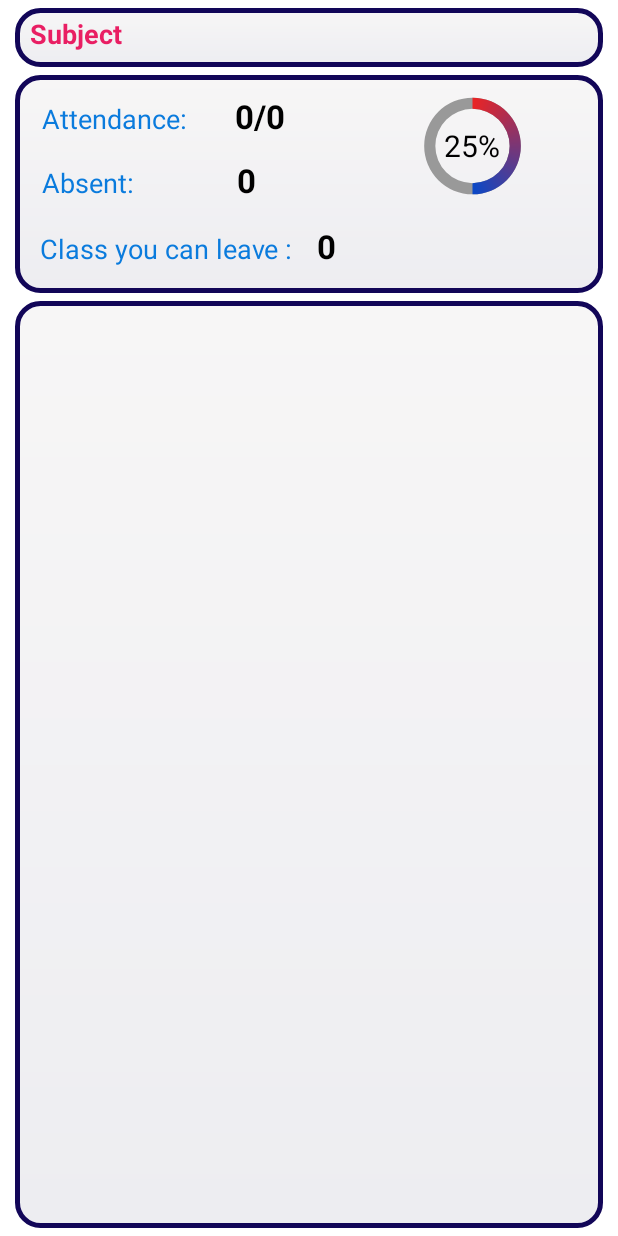
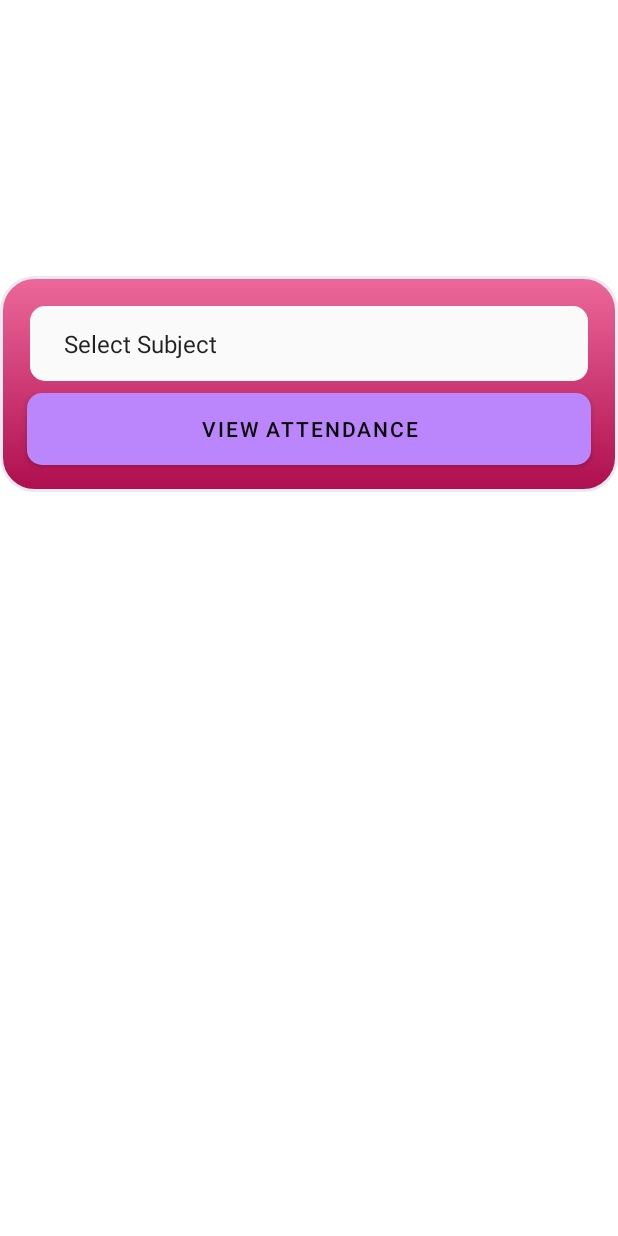
Before and after one commit to nawaz-anwar/IIMTU-Student, an Android app: the MainActivity screen opened directly, with no data from a screen before it, after a tap on "Attendance", on a phone screen of 412 x 824 dp. Run offline under Robolectric (Android 15) with nearby library versions, the phone set to English and light mode, and no system bars; our stand-ins replace CircleImageView, Firebase (no records; nobody signed in at launch, a user with empty details on screens opened directly), Picasso, navigation-ui; pictures from the network do not load; 1 statement that could not run was skipped.

Commit message:
Attendance Partial Done

```diff
--- a/app/src/main/AndroidManifest.xml
+++ b/app/src/main/AndroidManifest.xml
@@ -13,6 +13,9 @@
         android:roundIcon="@mipmap/ic_launcher_round"
         android:supportsRtl="true"
         android:theme="@style/Theme.IIMTUStudent">
+        <activity
+            android:name=".SelectSubjectAttendance"
+            android:exported="false" />
         <activity
             android:name=".ImageViewActivity"
             android:exported="false" />
--- a/app/src/main/java/com/coetusstudio/iimtustudent/MainActivity.java
+++ b/app/src/main/java/com/coetusstudio/iimtustudent/MainActivity.java
@@ -148,7 +148,7 @@ public class MainActivity extends AppCompatActivity implements View.OnClickListe
     public void onClick(View view) {
         switch (view.getId()) {
             case R.id.attendance:
-                Intent intent = new Intent(MainActivity.this, AttendanceActivity.class);
+                Intent intent = new Intent(MainActivity.this, SelectSubjectAttendance.class);
                 startActivity(intent);
                 break;
             case R.id.receivedNotification:
--- /dev/null
+++ b/app/src/main/java/com/coetusstudio/iimtustudent/SelectSubjectAttendance.java
@@ -0,0 +1,90 @@
+package com.coetusstudio.iimtustudent;
+
+import androidx.annotation.NonNull;
+import androidx.appcompat.app.AppCompatActivity;
+
+import android.content.Intent;
+import android.os.Bundle;
+import android.view.View;
+import android.widget.AdapterView;
+import android.widget.ArrayAdapter;
+
+import com.coetusstudio.iimtustudent.Model.AddFaculty;
+import com.coetusstudio.iimtustudent.databinding.ActivitySelectSubjectAttendanceBinding;
+import com.google.firebase.auth.FirebaseAuth;
+import com.google.firebase.database.DataSnapshot;
+import com.google.firebase.database.DatabaseError;
+import com.google.firebase.database.DatabaseReference;
+import com.google.firebase.database.FirebaseDatabase;
+import com.google.firebase.database.ValueEventListener;
+
+import java.util.ArrayList;
+import java.util.HashMap;
+import java.util.List;
+
+public class SelectSubjectAttendance extends AppCompatActivity {
+
+    ActivitySelectSubjectAttendanceBinding binding;
+    String item_subject, studentSection;
+    DatabaseReference dbSubjectRef, dbSectionRef;
+    @Override
+    protected void onCreate(Bundle savedInstanceState) {
+        super.onCreate(savedInstanceState);
+        binding = ActivitySelectSubjectAttendanceBinding.inflate(getLayoutInflater());
+        setContentView(binding.getRoot());
+
+        dbSubjectRef = FirebaseDatabase.getInstance().getReference().child("AttendenRecordSheet");
+        dbSectionRef = FirebaseDatabase.getInstance().getReference().child("IIMTU").child("Student");
+
+        dbSectionRef.child(FirebaseAuth.getInstance().getUid()).addValueEventListener(new ValueEventListener() {
+            @Override
+            public void onDataChange(@NonNull DataSnapshot snapshot) {
+                studentSection=snapshot.child("studentSection").getValue().toString();
+
+
+                //Spinner for Subject
+                final List<String> listSubject=new ArrayList<String>();
+                listSubject.add("Select Subject");
+
+                ArrayAdapter<String> subjectArrayAdapter=new ArrayAdapter<String>(SelectSubjectAttendance.this,android.R.layout.simple_spinner_item,listSubject);
+                subjectArrayAdapter.setDropDownViewResource(android.R.layout.simple_spinner_dropdown_item);
+                binding.selectSubTv.setAdapter(subjectArrayAdapter);
+
+                binding.selectSubTv.setOnItemSelectedListener(new AdapterView.OnItemSelectedListener() {
+                    @Override
+                    public void onItemSelected(AdapterView<?> parent, View view, int position, long id) {
+                        item_subject=parent.getItemAtPosition(position).toString();
+                    }
+
+                    @Override
+                    public void onNothingSelected(AdapterView<?> parent) {
+
+                    }
+                });
+
+                dbSubjectRef.child(studentSection).addListenerForSingleValueEvent(new ValueEventListener() {
+                    @Override
+                    public void onDataChange(@NonNull DataSnapshot dataSnapshot) {
+                        for(DataSnapshot dsp :dataSnapshot.getChildren()){
+
+                            listSubject.add(dsp.getValue().toString());
+
+                        }
+                    }
+
+                    @Override
+                    public void onCancelled(@NonNull DatabaseError databaseError) {
+
+                    }
+                });
+
+            }
+
+            @Override
+            public void onCancelled(@NonNull DatabaseError error) {
+
+            }
+        });
+
+    }
+}
--- /dev/null
+++ b/app/src/main/res/drawable/cornersbg.xml
@@ -0,0 +1,19 @@
+<?xml version="1.0" encoding="utf-8"?>
+<shape xmlns:android="http://schemas.android.com/apk/res/android"
+    android:shape="rectangle">
+
+    <gradient
+        android:startColor="@color/backgroundcornersStart"
+        android:endColor="@color/backgroundcornersEnd"
+        android:angle="270"
+        android:gradientRadius="30dp"
+        />
+    <corners android:radius="22dp"/>
+    <padding android:top="10dp"
+        android:bottom="10dp"
+        android:left="10dp"
+        android:right="10dp"/>
+    <stroke android:color="#EDE9F3"
+        android:width="2dp"/>
+
+</shape>
--- /dev/null
+++ b/app/src/main/res/layout/activity_select_subject_attendance.xml
@@ -0,0 +1,43 @@
+<?xml version="1.0" encoding="utf-8"?>
+<androidx.constraintlayout.widget.ConstraintLayout xmlns:android="http://schemas.android.com/apk/res/android"
+    xmlns:app="http://schemas.android.com/apk/res-auto"
+    xmlns:tools="http://schemas.android.com/tools"
+    android:layout_width="match_parent"
+    android:layout_height="match_parent"
+    tools:context=".SelectSubjectAttendance">
+
+    <LinearLayout
+        android:layout_width="match_parent"
+        android:layout_height="wrap_content"
+        android:layout_gravity="center"
+        android:background="@drawable/cornersbg"
+        android:gravity="center"
+        android:orientation="vertical"
+        app:layout_constraintBottom_toBottomOf="parent"
+        app:layout_constraintEnd_toEndOf="parent"
+        app:layout_constraintHorizontal_bias="0.0"
+        app:layout_constraintStart_toStartOf="parent"
+        app:layout_constraintTop_toTopOf="parent"
+        app:layout_constraintVertical_bias="0.271">
+
+        <Spinner
+            android:id="@+id/selectSub_tv"
+            android:background="@drawable/spinnerbg"
+            android:layout_width="match_parent"
+            android:layout_height="50dp"
+            android:layout_marginRight="10dp"
+            android:layout_marginLeft="10dp"
+            android:layout_marginTop="10dp"
+            />
+
+        <Button
+            android:id="@+id/proceed_btn"
+            android:layout_width="match_parent"
+            android:layout_height="wrap_content"
+            android:layout_margin="8dp"
+            android:background="@drawable/spinnerbg"
+            android:text="View Attendance"
+            android:textColor="#070707" />
+    </LinearLayout>
+
+</androidx.constraintlayout.widget.ConstraintLayout>
--- a/app/src/main/res/values/colors.xml
+++ b/app/src/main/res/values/colors.xml
@@ -9,4 +9,6 @@
     <color name="white">#FFFFFFFF</color>
     <color name="bordercolor">#2196F3</color>
     <color name="btnbgcolor">#FF9800</color>
+    <color name="backgroundcornersStart">#ED689A</color>
+    <color name="backgroundcornersEnd">#AE0E4E</color>
 </resources>
```
